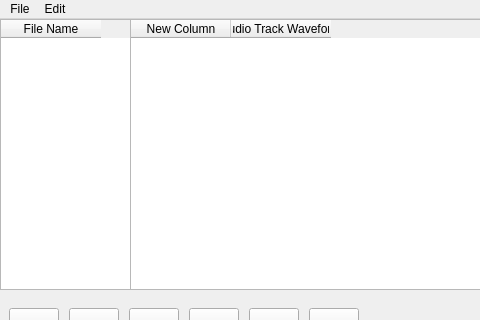
This is NewUI-3.ui in EhizojieA/AutomatedMixingModule as Qt 5 draws it before an edit; both pictures show x 0 to 480 and y 0 to 320 of the 800 by 593 pixel window. The edited form follows.
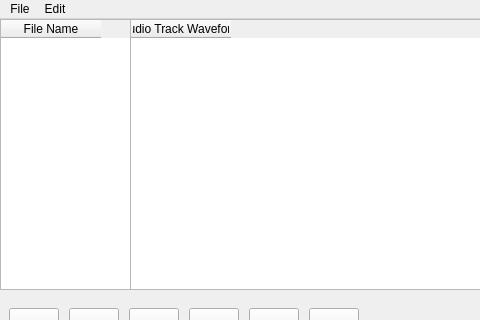
This is the edited form. Icons and pictures are not drawn.

What changed in the file:
```diff
--- a/NewUI-3.ui
+++ b/NewUI-3.ui
@@ -50,11 +50,6 @@
       <height>271</height>
      </rect>
     </property>
-    <column>
-     <property name="text">
-      <string>New Column</string>
-     </property>
-    </column>
     <column>
      <property name="text">
       <string>Audio Track Waveform</string>
@@ -71,7 +66,7 @@
      </rect>
     </property>
     <layout class="QGridLayout" name="gridLayout">
-     <item row="0" column="0" rowspan="2">
+     <item row="0" column="0">
       <widget class="QWidget" name="widget" native="true">
        <property name="maximumSize">
         <size>
```
